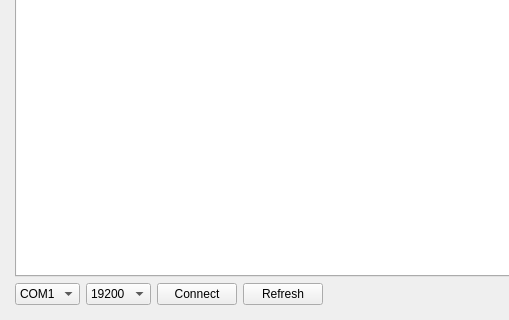
Qt form projects/personal/adc-converter/main_window.ui (jocic/jocic) before a commit; both pictures show x 0 to 509 and y 280 to 600 of the 830 by 600 pixel window.
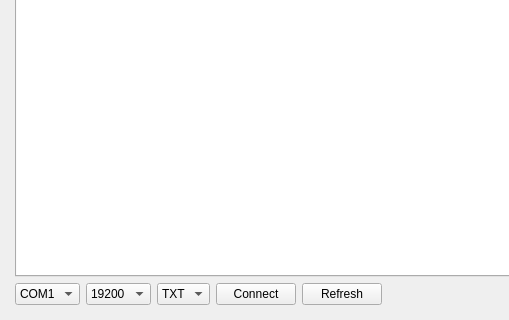
The same form after that commit. The open tabs and pages were chosen to show the change. Icons and pictures are not drawn. Custom widgets are drawn as their Qt base class.

```diff
--- a/projects/personal/adc-converter/main_window.ui
+++ b/projects/personal/adc-converter/main_window.ui
@@ -487,6 +487,20 @@
         </item>
        </widget>
       </item>
+      <item>
+       <widget class="QComboBox" name="cmbType">
+        <item>
+         <property name="text">
+          <string>TXT</string>
+         </property>
+        </item>
+        <item>
+         <property name="text">
+          <string>BIN</string>
+         </property>
+        </item>
+       </widget>
+      </item>
       <item>
        <widget class="QPushButton" name="btnCapture">
         <property name="text">
```
Left out of the diff: 8 changed lines with no effect on the pictures.
